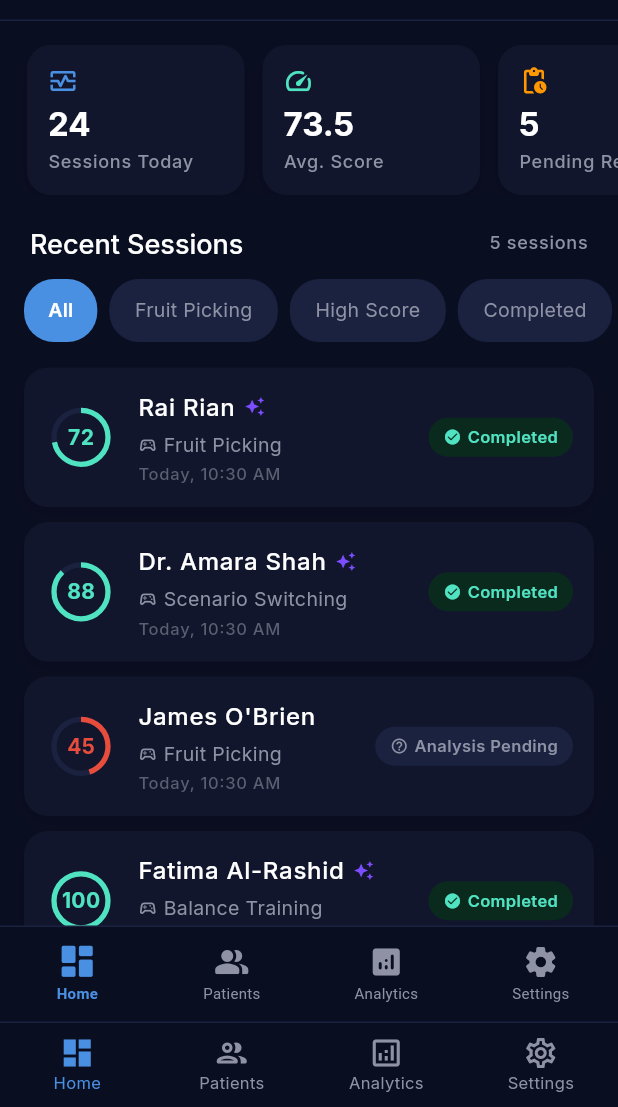
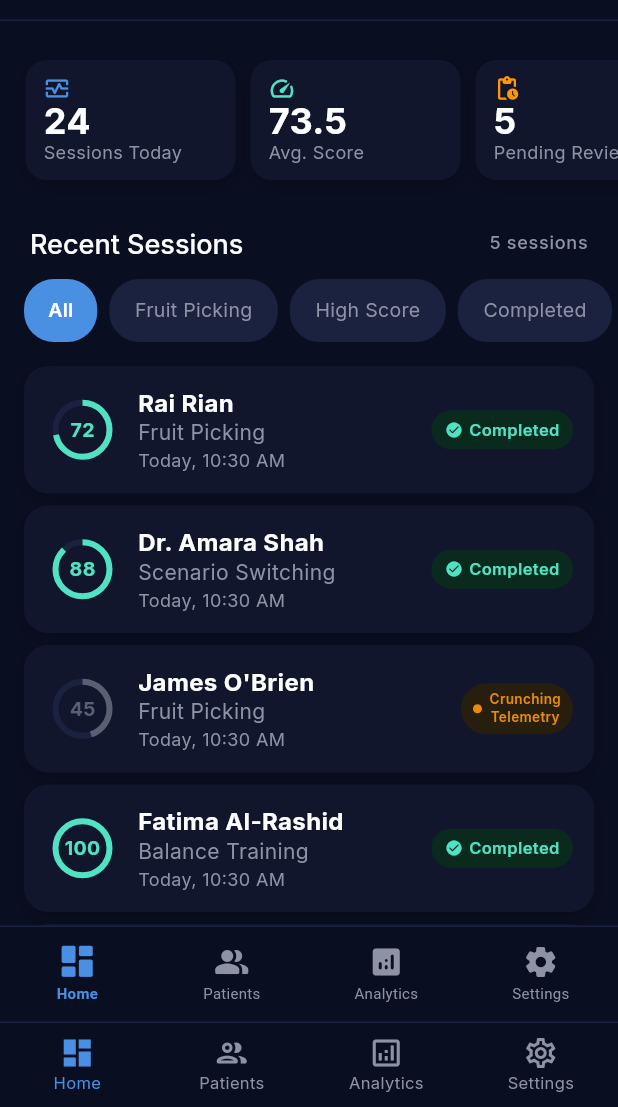
Before and after one commit to Flexcrit/Neuro_Rehab, a Flutter app: the screen it shows after launch, on a phone screen of 412 x 824 dp, the part 129-1236 px from its top. Run offline on Flutter 3.47's test engine with Material 3 defaults, Android fonts, the phone set to English and light mode, and no system bars; our stand-ins replace cloud_firestore, dartz, dio, equatable, firebase_core, fl_chart and 5 more; accounts and stored records are empty.

Commit message:
feat: redesign SessionCard (85px, score ring, pulsing token) + SummaryMetricsRow (140x80px cards)

```diff
--- a/neurolift_vr/lib/features/dashboard/presentation/widgets/session_list_item.dart
+++ b/neurolift_vr/lib/features/dashboard/presentation/widgets/session_list_item.dart
@@ -1,13 +1,299 @@
-import 'dart:ui';
 import 'package:flutter/material.dart';
 import '../../../../core/constants/colors.dart';
 import '../../../../core/utils/formatters.dart';
 import '../../domain/entities/session_entity.dart';
 
-/// Compact session card widget (max height ~80px) with:
-/// - Left: Circular score indicator with dynamic color
-/// - Middle: Patient name, activity type, timestamp
-/// - Right: Status chip
+/// High-density session card. Total height is strictly capped at 85 px
+/// (14 px vertical padding × 2 + 57 px content).
+///
+/// Row layout:
+/// - Left   : 50×50 [_ScoreRing] with dynamic score colour.
+/// - Middle : Expanded [Column] — name / activity type / timestamp.
+/// - Right  : [_StatusToken] — pulsing amber chip or green "Completed" chip.
+///
+/// The [isPendingAi] flag drives both the score colour and the status token.
+class SessionCard extends StatelessWidget {
+  final String patientName;
+  final String activityType;
+  final int score;
+  final DateTime timestamp;
+  final bool isPendingAi;
+  final VoidCallback? onTap;
+
+  const SessionCard({
+    super.key,
+    required this.patientName,
+    required this.activityType,
+    required this.score,
+    required this.timestamp,
+    required this.isPendingAi,
+    this.onTap,
+  });
+
+  /// Factory constructor from a [SessionEntity] so callers don't need to
+  /// manually destructure the entity.
+  factory SessionCard.fromEntity(SessionEntity entity, {VoidCallback? onTap}) {
+    return SessionCard(
+      patientName: entity.patientName,
+      activityType: entity.activityType,
+      score: entity.score,
+      timestamp: entity.timestamp,
+      isPendingAi: entity.status == 'Analysis Pending',
+      onTap: onTap,
+    );
+  }
+
+  // ── Score colour logic ────────────────────────────────────────────────────
+  Color get _ringColor {
+    if (isPendingAi) return AppColors.textTertiary;
+    if (score >= 70) return AppColors.secondaryAccent;  // #50E3C2
+    if (score < 50) return AppColors.error;             // #E74C3C
+    return AppColors.warning;                            // amber/yellow
+  }
+
+  @override
+  Widget build(BuildContext context) {
+    return GestureDetector(
+      onTap: onTap,
+      behavior: HitTestBehavior.opaque,
+      child: Container(
+        // Strict 85 px total: 14 top + 57 content + 14 bottom
+        height: 85,
+        margin: const EdgeInsets.symmetric(horizontal: 16, vertical: 4),
+        padding: const EdgeInsets.symmetric(horizontal: 14, vertical: 14),
+        decoration: BoxDecoration(
+          color: AppColors.surface,                       // #11162D
+          borderRadius: BorderRadius.circular(16),
+          boxShadow: [
+            BoxShadow(
+              color: Colors.black.withValues(alpha: 0.2),
+              blurRadius: 10,
+              offset: const Offset(0, 4),
+            ),
+          ],
+        ),
+        child: Row(
+          crossAxisAlignment: CrossAxisAlignment.center,
+          children: [
+            // ── Left: 50×50 score ring ──────────────────────────────────
+            _ScoreRing(score: score, color: _ringColor),
+            const SizedBox(width: 12),
+
+            // ── Middle: data column ─────────────────────────────────────
+            Expanded(
+              child: Column(
+                crossAxisAlignment: CrossAxisAlignment.start,
+                mainAxisAlignment: MainAxisAlignment.center,
+                children: [
+                  // Patient name — 16 sp Bold White
+                  Text(
+                    patientName,
+                    style: const TextStyle(
+                      color: AppColors.textPrimary,       // #FFFFFF
+                      fontSize: 16,
+                      fontWeight: FontWeight.w700,
+                      height: 1.2,
+                    ),
+                    maxLines: 1,
+                    overflow: TextOverflow.ellipsis,
+                  ),
+                  const SizedBox(height: 2),
+
+                  // Activity type — 14 sp Secondary
+                  Text(
+                    activityType,
+                    style: const TextStyle(
+                      color: AppColors.textSecondary,     // #8E92A4
+                      fontSize: 14,
+                      fontWeight: FontWeight.w400,
+                      height: 1.2,
+                    ),
+                    maxLines: 1,
+                    overflow: TextOverflow.ellipsis,
+                  ),
+                  const SizedBox(height: 2),
+
+                  // Timestamp — 12 sp Secondary via intl Formatters
+                  Text(
+                    Formatters.formatSessionTime(timestamp),
+                    style: const TextStyle(
+                      color: AppColors.textSecondary,     // #8E92A4
+                      fontSize: 12,
+                      fontWeight: FontWeight.w400,
+                      height: 1.2,
+                    ),
+                    maxLines: 1,
+                    overflow: TextOverflow.ellipsis,
+                  ),
+                ],
+              ),
+            ),
+            const SizedBox(width: 10),
+
+            // ── Right: status token ─────────────────────────────────────
+            _StatusToken(isPendingAi: isPendingAi),
+          ],
+        ),
+      ),
+    );
+  }
+}
+
+// ─────────────────────────────────────────────────────────────────────────────
+// _ScoreRing
+// 50×50 SizedBox with a CircularProgressIndicator (strokeWidth 4) and the
+// score value centred inside via a Stack.
+// ─────────────────────────────────────────────────────────────────────────────
+class _ScoreRing extends StatelessWidget {
+  final int score;
+  final Color color;
+
+  const _ScoreRing({required this.score, required this.color});
+
+  @override
+  Widget build(BuildContext context) {
+    final progress = (score / 100).clamp(0.0, 1.0);
+    return SizedBox(
+      width: 50,
+      height: 50,
+      child: Stack(
+        alignment: Alignment.center,
+        children: [
+          CircularProgressIndicator(
+            value: progress,
+            strokeWidth: 4,
+            backgroundColor: AppColors.surfaceVariant,
+            valueColor: AlwaysStoppedAnimation<Color>(color),
+          ),
+          Text(
+            '$score',
+            style: TextStyle(
+              color: color,
+              fontSize: 13,
+              fontWeight: FontWeight.w700,
+              height: 1.0,
+            ),
+          ),
+        ],
+      ),
+    );
+  }
+}
+
+// ─────────────────────────────────────────────────────────────────────────────
+// _StatusToken
+// When [isPendingAi] is true  → pulsing amber pill "Crunching Telemetry".
+// When [isPendingAi] is false → static dark-green pill "Completed" + tick.
+// ─────────────────────────────────────────────────────────────────────────────
+class _StatusToken extends StatefulWidget {
+  final bool isPendingAi;
+  const _StatusToken({required this.isPendingAi});
+
+  @override
+  State<_StatusToken> createState() => _StatusTokenState();
+}
+
+class _StatusTokenState extends State<_StatusToken>
+    with SingleTickerProviderStateMixin {
+  late final AnimationController _ctrl;
+  late final Animation<double> _pulse;
+
+  @override
+  void initState() {
+    super.initState();
+    _ctrl = AnimationController(
+      vsync: this,
+      duration: const Duration(milliseconds: 900),
+    )..repeat(reverse: true);
+    _pulse = Tween<double>(begin: 0.45, end: 1.0).animate(
+      CurvedAnimation(parent: _ctrl, curve: Curves.easeInOut),
+    );
+  }
+
+  @override
+  void dispose() {
+    _ctrl.dispose();
+    super.dispose();
+  }
+
+  @override
+  Widget build(BuildContext context) {
+    if (widget.isPendingAi) {
+      // Pulsing amber "Crunching Telemetry" pill
+      return FadeTransition(
+        opacity: _pulse,
+        child: Container(
+          padding: const EdgeInsets.symmetric(horizontal: 8, vertical: 5),
+          decoration: BoxDecoration(
+            color: AppColors.statusAmberBg,
+            borderRadius: BorderRadius.circular(20),
+          ),
+          child: Row(
+            mainAxisSize: MainAxisSize.min,
+            children: [
+              Container(
+                width: 6,
+                height: 6,
+                decoration: const BoxDecoration(
+                  shape: BoxShape.circle,
+                  color: AppColors.warning,
+                ),
+              ),
+              const SizedBox(width: 5),
+              const Text(
+                'Crunching\nTelemetry',
+                textAlign: TextAlign.center,
+                style: TextStyle(
+                  color: AppColors.warning,
+                  fontSize: 9,
+                  fontWeight: FontWeight.w600,
+                  height: 1.3,
+                ),
+              ),
+            ],
+          ),
+        ),
+      );
+    }
+
+    // Static dark-green "Completed" pill — #0A2A1E bg, #50E3C2 text + tick
+    return Container(
+      padding: const EdgeInsets.symmetric(horizontal: 9, vertical: 5),
+      decoration: BoxDecoration(
+        color: AppColors.statusGreenBg,             // #0A2A1E
+        borderRadius: BorderRadius.circular(20),
+      ),
+      child: const Row(
+        mainAxisSize: MainAxisSize.min,
+        children: [
+          Icon(
+            Icons.check_circle_rounded,
+            size: 12,
+            color: AppColors.secondaryAccent,       // #50E3C2
+          ),
+          SizedBox(width: 4),
+          Text(
+            'Completed',
+            style: TextStyle(
+              color: AppColors.secondaryAccent,     // #50E3C2
+              fontSize: 11,
+              fontWeight: FontWeight.w600,
+            ),
+          ),
+        ],
+      ),
+    );
+  }
+}
+
+// ─────────────────────────────────────────────────────────────────────────────
+// Backward-compatible wrapper used by dashboard_page.dart / SliverList.
+// Delegates to [SessionCard.fromEntity] so existing call-sites need no change.
+// ─────────────────────────────────────────────────────────────────────────────
+
+/// Thin wrapper around [SessionCard] that accepts a [SessionEntity] directly.
+///
+/// Keeps the existing [DashboardPage] sliver list call-site unchanged.
 class SessionListItem extends StatelessWidget {
   final SessionEntity session;
   final VoidCallback? onTap;
@@ -19,188 +305,6 @@ class SessionListItem extends StatelessWidget {
   });
 
   @override
-  Widget build(BuildContext context) {
-    final scoreColor = AppColors.scoreColor(session.score);
-
-    return GestureDetector(
-      onTap: onTap,
-      child: Container(
-        margin: const EdgeInsets.symmetric(horizontal: 16, vertical: 5),
-        padding: const EdgeInsets.all(14),
-        decoration: BoxDecoration(
-          color: AppColors.surface,
-          borderRadius: BorderRadius.circular(16),
-          boxShadow: const [
-            BoxShadow(
-              color: AppColors.cardShadow,
-              blurRadius: 10,
-              offset: Offset(0, 4),
-            ),
-          ],
-        ),
-        child: Row(
-          children: [
-            // ── Score Indicator ──────────────────────────────────────────
-            _ScoreIndicator(score: session.score, color: scoreColor),
-            const SizedBox(width: 14),
-
-            // ── Details Column ──────────────────────────────────────────
-            Expanded(
-              child: Column(
-                crossAxisAlignment: CrossAxisAlignment.start,
-                mainAxisSize: MainAxisSize.min,
-                children: [
-                  Row(
-                    children: [
-                      Flexible(
-                        child: Text(
-                          session.patientName,
-                          style: Theme.of(context).textTheme.bodyLarge,
-                          maxLines: 1,
-                          overflow: TextOverflow.ellipsis,
-                        ),
-                      ),
-                      if (session.hasAiInsights) ...[
-                        const SizedBox(width: 6),
-                        const Icon(
-                          Icons.auto_awesome,
-                          size: 14,
-                          color: AppColors.tertiaryAccent,
-                        ),
-                      ],
-                    ],
-                  ),
-                  const SizedBox(height: 4),
-                  Row(
-                    children: [
-                      const Icon(
-                        Icons.sports_esports_outlined,
-                        size: 13,
-                        color: AppColors.textSecondary,
-                      ),
-                      const SizedBox(width: 4),
-                      Text(
-                        session.activityType,
-                        style: Theme.of(context).textTheme.bodyMedium?.copyWith(
-                              fontSize: 13,
-                            ),
-                      ),
-                    ],
-                  ),
-                  const SizedBox(height: 3),
-                  Text(
-                    Formatters.formatSessionTime(session.timestamp),
-                    style: Theme.of(context).textTheme.labelMedium?.copyWith(
-                          fontSize: 11,
-                          color: AppColors.textTertiary,
-                        ),
-                  ),
-                ],
-              ),
-            ),
-            const SizedBox(width: 10),
-
-            // ── Status Chip ─────────────────────────────────────────────
-            _StatusChip(status: session.status),
-          ],
-        ),
-      ),
-    );
-  }
+  Widget build(BuildContext context) =>
+      SessionCard.fromEntity(session, onTap: onTap);
 }
-
-/// Circular score ring with a number centered inside.
-class _ScoreIndicator extends StatelessWidget {
-  final int score;
-  final Color color;
-
-  const _ScoreIndicator({required this.score, required this.color});
-
-  @override
-  Widget build(BuildContext context) {
-    final normalized = (score / 100).clamp(0.0, 1.0);
-
-    return SizedBox(
-      width: 48,
-      height: 48,
-      child: Stack(
-        alignment: Alignment.center,
-        children: [
-          CircularProgressIndicator(
-            value: normalized,
-            strokeWidth: 3.5,
-            backgroundColor: AppColors.surfaceVariant,
-            valueColor: AlwaysStoppedAnimation(color),
-          ),
-          Text(
-            '$score',
-            style: TextStyle(
-              color: color,
-              fontSize: 14,
-              fontWeight: FontWeight.w700,
-            ),
-          ),
-        ],
-      ),
-    );
-  }
-}
-
-/// Compact status chip with color-coded background.
-class _StatusChip extends StatelessWidget {
-  final String status;
-
-  const _StatusChip({required this.status});
-
-  @override
-  Widget build(BuildContext context) {
-    Color bgColor;
-    Color textColor;
-    IconData icon;
-
-    switch (status) {
-      case 'Completed':
-        bgColor = AppColors.statusGreenBg;
-        textColor = AppColors.secondaryAccent;
-        icon = Icons.check_circle_rounded;
-        break;
-      case 'In Progress':
-        bgColor = AppColors.statusAmberBg;
-        textColor = AppColors.warning;
-        icon = Icons.hourglass_top_rounded;
-        break;
-      case 'Failed':
-        bgColor = AppColors.statusRedBg;
-        textColor = AppColors.error;
-        icon = Icons.cancel_rounded;
-        break;
-      default:
-        bgColor = AppColors.chipUnselected;
-        textColor = AppColors.textSecondary;
-        icon = Icons.help_outline_rounded;
-    }
-
-    return Container(
-      padding: const EdgeInsets.symmetric(horizontal: 10, vertical: 5),
-      decoration: BoxDecoration(
-        color: bgColor,
-        borderRadius: BorderRadius.circular(20),
-      ),
-      child: Row(
-        mainAxisSize: MainAxisSize.min,
-        children: [
-          Icon(icon, size: 12, color: textColor),
-          const SizedBox(width: 4),
-          Text(
-            status == 'In Progress' ? 'Active' : status,
-            style: TextStyle(
-              color: textColor,
-              fontSize: 11,
-              fontWeight: FontWeight.w600,
-            ),
-          ),
-        ],
-      ),
-    );
-  }
-}
--- a/neurolift_vr/lib/features/dashboard/presentation/widgets/summary_metric_card.dart
+++ b/neurolift_vr/lib/features/dashboard/presentation/widgets/summary_metric_card.dart
@@ -3,8 +3,11 @@ import '../../../../core/constants/colors.dart';
 import '../../domain/entities/summary_metrics_entity.dart';
 import '../../../../core/utils/formatters.dart';
 
-/// Horizontal scrollable row of summary metric cards displayed
-/// at the top of the dashboard.
+/// Horizontally scrollable row of high-density metric cards.
+///
+/// Height is capped at 100 px. Each [_MetricCard] is 140 × 80 px.
+/// Consumes a [SummaryMetricsEntity] to avoid passing raw primitives
+/// across widget boundaries.
 class SummaryMetricsRow extends StatelessWidget {
   final SummaryMetricsEntity metrics;
 
@@ -49,6 +52,12 @@ class SummaryMetricsRow extends StatelessWidget {
   }
 }
 
+/// Individual 140 × 80 px metric card.
+///
+/// Layout (top → bottom, all left-aligned):
+/// - Icon (top-left)
+/// - Large bold number (24 sp, `#FFFFFF`)
+/// - Tiny label (12 sp, `#8E92A4`)
 class _MetricCard extends StatelessWidget {
   final IconData icon;
   final Color iconColor;
@@ -65,17 +74,18 @@ class _MetricCard extends StatelessWidget {
   @override
   Widget build(BuildContext context) {
     return Container(
-      width: 145,
-      margin: const EdgeInsets.symmetric(horizontal: 6),
-      padding: const EdgeInsets.all(14),
+      width: 140,
+      height: 80,
+      margin: const EdgeInsets.symmetric(horizontal: 5, vertical: 10),
+      padding: const EdgeInsets.fromLTRB(12, 10, 12, 10),
       decoration: BoxDecoration(
-        color: AppColors.surface,
-        borderRadius: BorderRadius.circular(16),
-        boxShadow: const [
+        color: AppColors.surface,                  // #11162D
+        borderRadius: BorderRadius.circular(14),
+        boxShadow: [
           BoxShadow(
-            color: AppColors.cardShadow,
+            color: Colors.black.withValues(alpha: 0.2),
             blurRadius: 10,
-            offset: Offset(0, 4),
+            offset: const Offset(0, 4),
           ),
         ],
       ),
@@ -83,17 +93,28 @@ class _MetricCard extends StatelessWidget {
         crossAxisAlignment: CrossAxisAlignment.start,
         mainAxisAlignment: MainAxisAlignment.spaceBetween,
         children: [
-          Icon(icon, color: iconColor, size: 20),
+          // Top-left icon
+          Icon(icon, color: iconColor, size: 18),
+
+          // Large bold number
           Text(
             value,
-            style: Theme.of(context).textTheme.headlineSmall?.copyWith(
-                  fontWeight: FontWeight.w700,
-                  fontSize: 22,
-                ),
+            style: const TextStyle(
+              color: AppColors.textPrimary,          // #FFFFFF
+              fontSize: 24,
+              fontWeight: FontWeight.w700,
+              height: 1.0,
+            ),
           ),
+
+          // Tiny label
           Text(
             label,
-            style: Theme.of(context).textTheme.labelMedium,
+            style: const TextStyle(
+              color: AppColors.textSecondary,         // #8E92A4
+              fontSize: 12,
+              fontWeight: FontWeight.w400,
+            ),
             maxLines: 1,
             overflow: TextOverflow.ellipsis,
           ),
```
